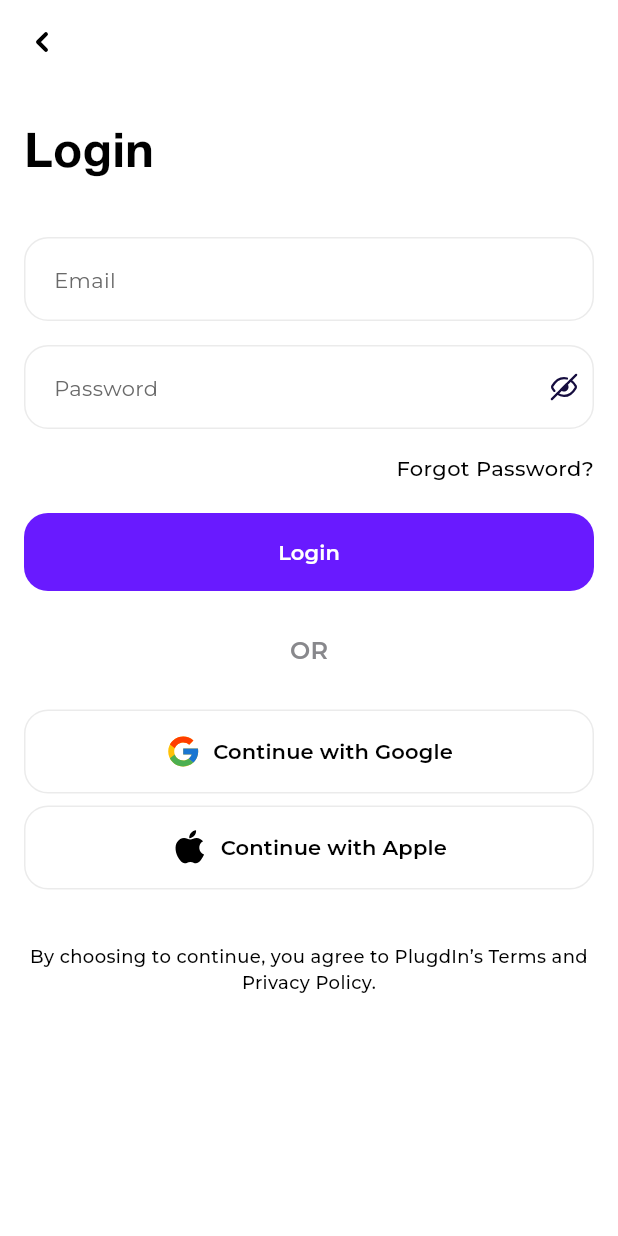
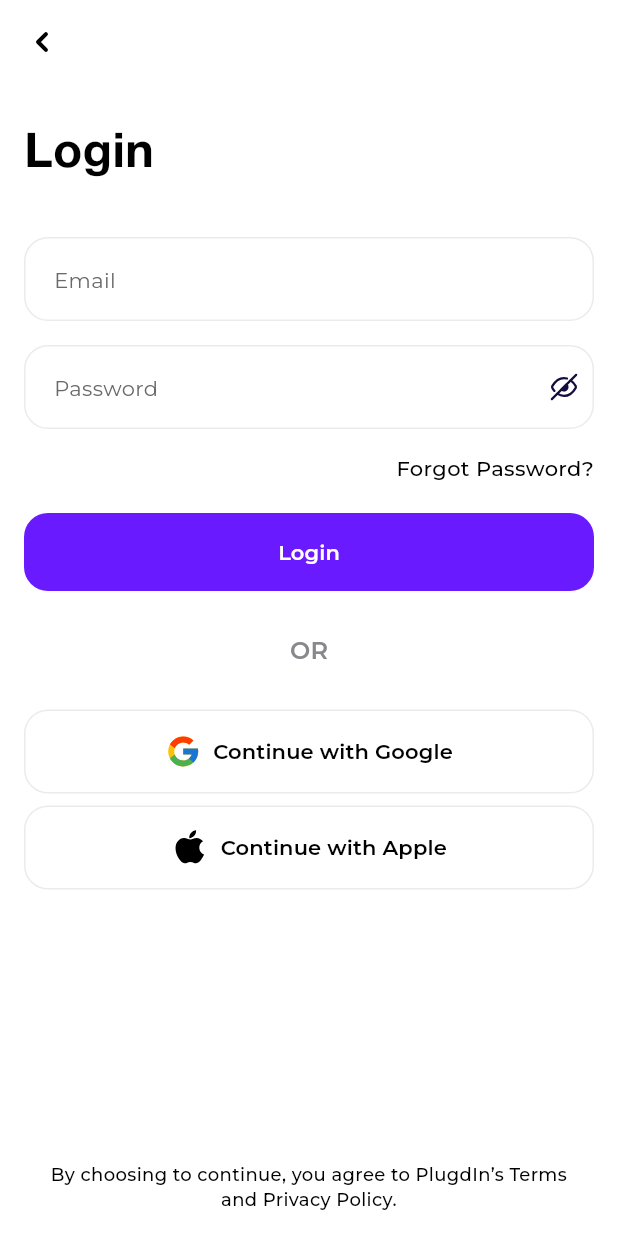
Before and after one commit to Manas1255/PlugdIn, a Flutter app: the LoginScreen screen opened by its route, on a phone screen of 412 x 824 dp. Run offline on Flutter 3.47's test engine with Material 3 defaults, Android fonts, the light colour scheme and no system bars; drawn by our look-alikes of toastification; our stand-ins replace bloc, cached_network_image, device_info_plus, device_preview, dio, equatable and 12 more; missing offline and left inert: stream_chat_flutter; accounts and stored records are empty; generated files the repository leaves out were written again.

Commit message:
Fix: Login screen responsiveness fixed

```diff
--- a/lib/features/onboarding/presentation/views/login_screen.dart
+++ b/lib/features/onboarding/presentation/views/login_screen.dart
@@ -155,14 +155,6 @@ class LoginScreen extends StatelessWidget {
                           ),
                           onPressed: () {},
                         ),
-                        const SizedBox(
-                          height: 32,
-                        ),
-                        Text(
-                          'By choosing to continue, you agree to PlugdIn’s Terms and Privacy Policy.',
-                          textAlign: TextAlign.center,
-                          style: context.b3,
-                        ),
                       ],
                     ),
                   ),
@@ -170,6 +162,19 @@ class LoginScreen extends StatelessWidget {
               );
             },
           ),
+          bottomNavigationBar: SafeArea(
+            child: Padding(
+              padding: const EdgeInsetsDirectional.symmetric(
+                horizontal: 24,
+                vertical: 16,
+              ),
+              child: Text(
+                'By choosing to continue, you agree to PlugdIn’s Terms and Privacy Policy.',
+                textAlign: TextAlign.center,
+                style: context.b3,
+              ),
+            ),
+          ),
         ),
       ),
     );
```
